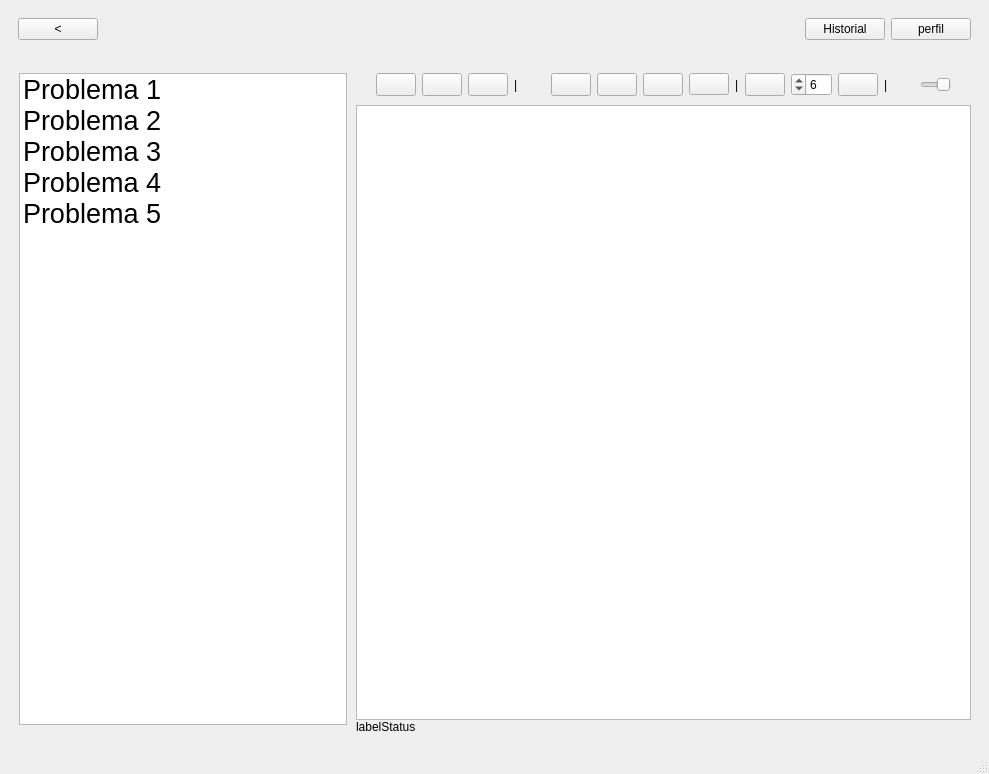
First picture: the form in proyecto/mainwindow.ui, repository anaasemad/IHM_carta, before the edit.
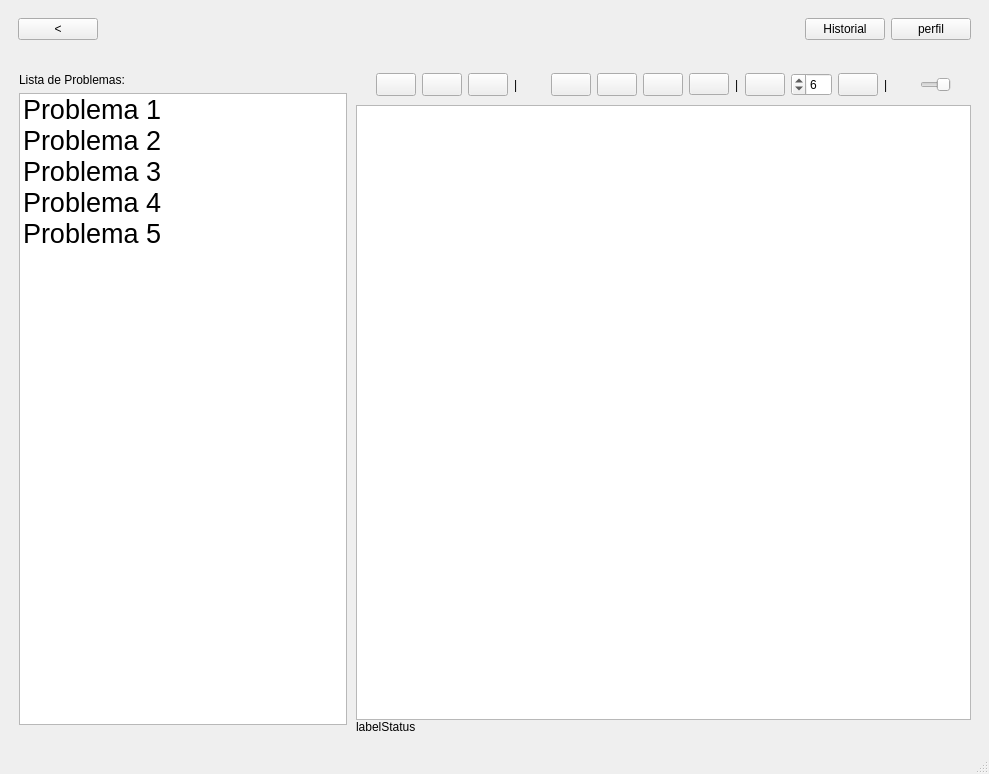
Second picture: the form after the edit. The open tabs and pages were chosen to show the change. Icons and pictures are not drawn.

What changed in the file:
```diff
--- a/proyecto/mainwindow.ui
+++ b/proyecto/mainwindow.ui
@@ -615,7 +615,7 @@
              </widget>
              <widget class="QWidget" name="lista_problemas">
               <layout class="QGridLayout" name="gridLayout_8">
-               <item row="0" column="0">
+               <item row="1" column="0">
                 <widget class="QListWidget" name="listWidget">
                  <property name="font">
                   <font>
@@ -649,6 +649,13 @@
                  </item>
                 </widget>
                </item>
+               <item row="0" column="0">
+                <widget class="QLabel" name="et_lista">
+                 <property name="text">
+                  <string>Lista de Problemas:</string>
+                 </property>
+                </widget>
+               </item>
               </layout>
              </widget>
             </widget>
```
Left out of the diff: 12 changed lines with no effect on the pictures.
